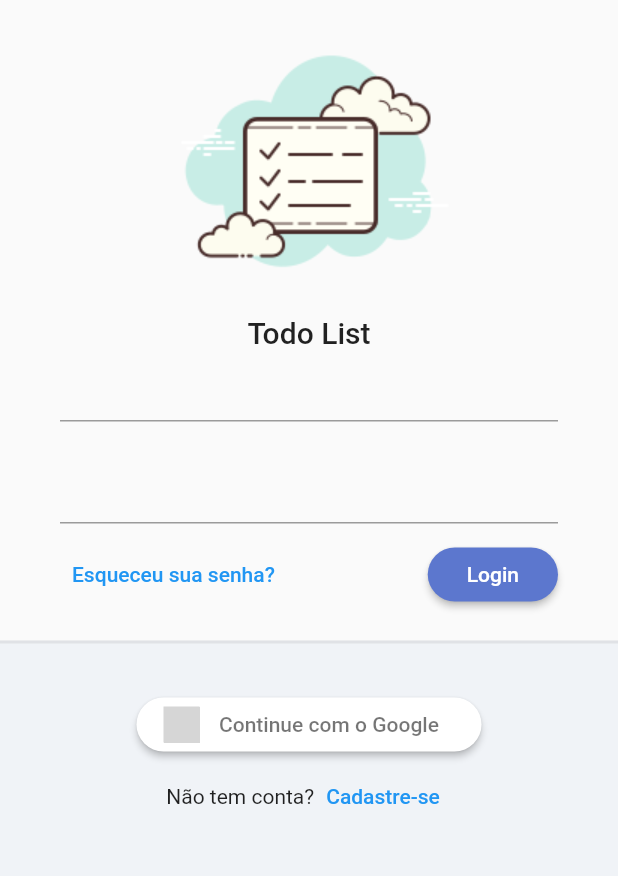
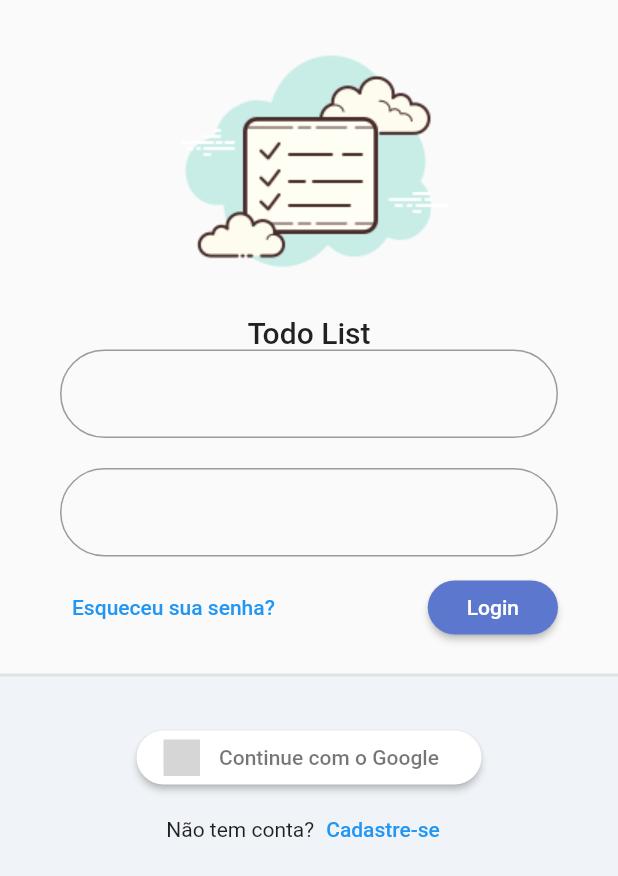
Before and after one commit to caioguge/Todo-List, a Flutter app: the screen it shows after launch, on a phone screen of 412 x 824 dp. Shown: the top 876 px of the screen. Run offline on Flutter 3.47's test engine with Material 2 defaults, Android fonts, the phone set to English and light mode, and no system bars; our stand-ins replace flutter_signin_button, google_fonts, sqflite, sqflite_common, synchronized; accounts and stored records are empty; Roboto replaces fonts that are missing (Mandali); grey boxes are pictures that could not be loaded.

Commit message:
Feat: Adição de icons no App e costruindo a base do TextFormField customizado

```diff
--- /dev/null
+++ b/lib/app/core/widget/todo_list_field.dart
@@ -0,0 +1,16 @@
+import 'package:flutter/material.dart';
+
+class TodoListField extends StatelessWidget {
+  const TodoListField({Key? key}) : super(key: key);
+
+  @override
+  Widget build(BuildContext context) {
+    return TextFormField(
+      decoration: InputDecoration(
+        border: OutlineInputBorder(
+          borderRadius: BorderRadius.circular(30),
+        ),
+      ),
+    );
+  }
+}
--- a/lib/app/modules/auth/login/login_page.dart
+++ b/lib/app/modules/auth/login/login_page.dart
@@ -2,6 +2,8 @@ import 'package:flutter/material.dart';
 import 'package:flutter_signin_button/button_list.dart';
 import 'package:flutter_signin_button/button_view.dart';
 import 'package:todo_list_provider/app/core/widget/todo_list_logo.dart';
+
+import '../../../core/widget/todo_list_field.dart';
 
 class LoginPage extends StatelessWidget {
   const LoginPage({Key? key}) : super(key: key);
@@ -37,9 +39,9 @@ class LoginPage extends StatelessWidget {
                       child: Form(
                         child: Column(
                           children: [
-                            TextFormField(),
+                            const TodoListField(),
                             const SizedBox(height: 20),
-                            TextFormField(),
+                            const TodoListField(),
                             const SizedBox(height: 10),
                             Row(
                               mainAxisAlignment: MainAxisAlignment.spaceBetween,
```
Also changed, not shown: lib/app/core/ui/todo_list_icons.dart (added, +30 -0 lines), pubspec.yaml (+4 -4 lines), assets/fonts/TodoListIcons.ttf (added).
